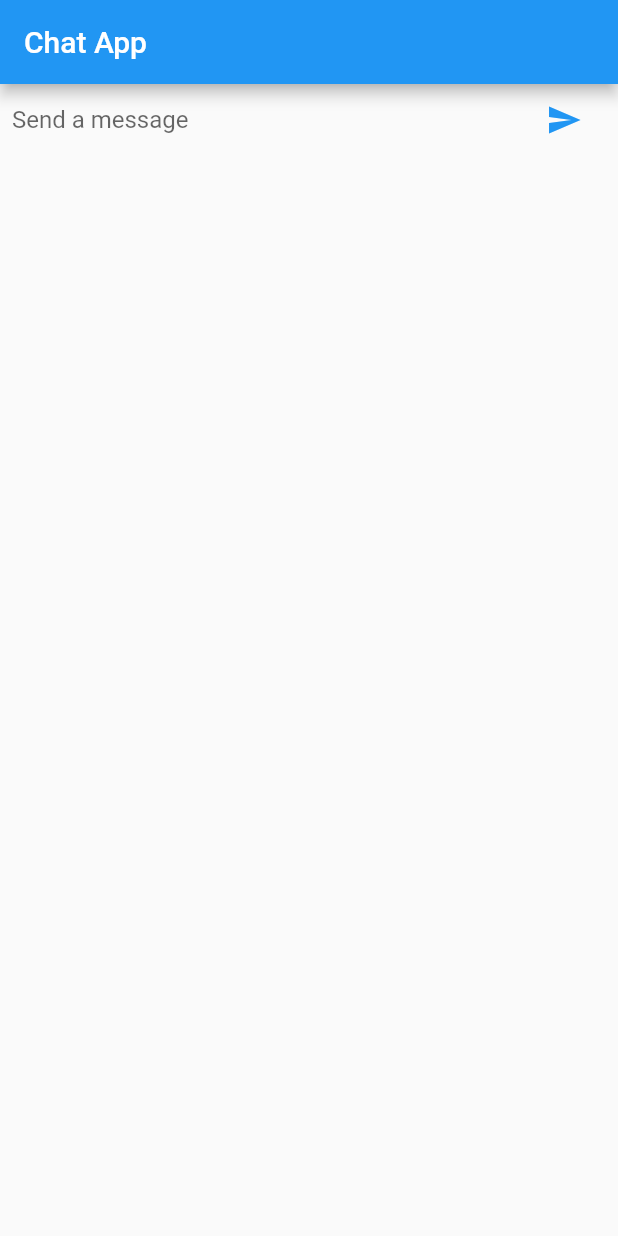
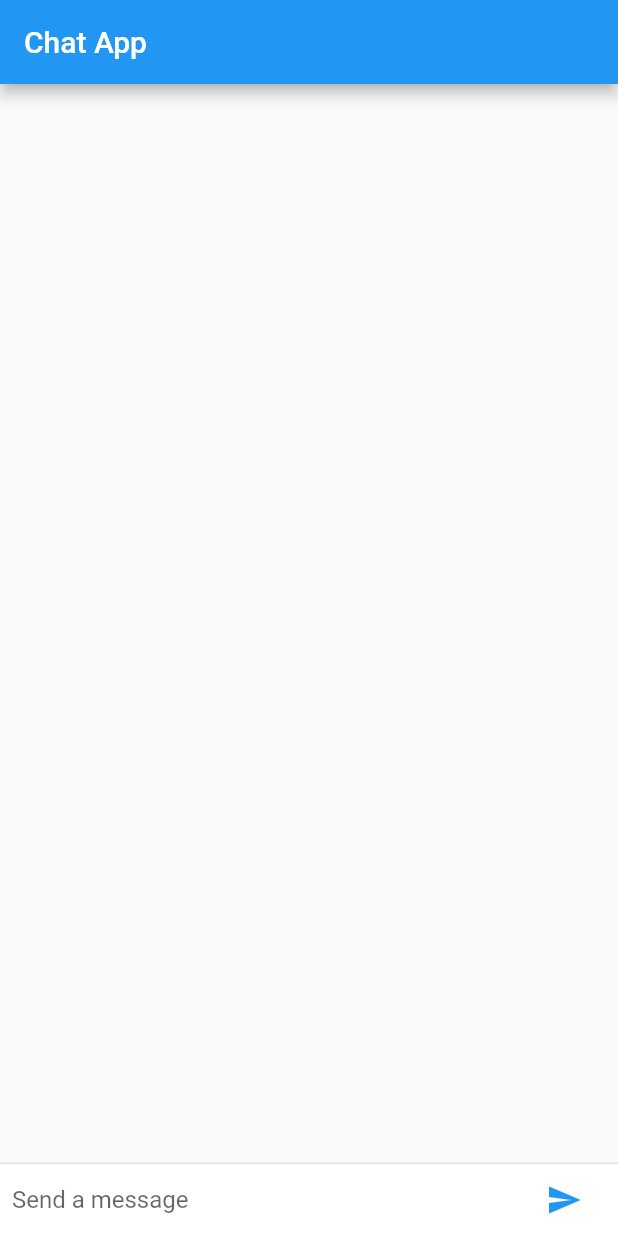
Before and after one commit to jayeshsadhwani99/flutterChatApp, a Flutter app: the screen it shows after launch, on a phone screen of 412 x 824 dp. Run offline on Flutter 3.47's test engine with Material 2 defaults, Android fonts, the phone set to English and light mode, and no system bars.

Commit message:
Demo completed

```diff
--- a/lib/chat_screen.dart
+++ b/lib/chat_screen.dart
@@ -11,6 +11,12 @@ class ChatScreenState extends State<ChatScreen> {
   final List<ChatMessage> _messages = <ChatMessage>[];
   void _handleSubmitted(String text) {
     _textController.clear();
+    ChatMessage message = new ChatMessage(
+      text: text,
+    );
+    setState(() {
+      _messages.insert(0, message);
+    });
   }
 
   Widget _textComposerWidget() {
@@ -31,11 +37,12 @@ class ChatScreenState extends State<ChatScreen> {
               ),
             ),
             new Container(
-                margin: const EdgeInsets.symmetric(horizontal: 4.0),
-                child: new IconButton(
-                  icon: new Icon(Icons.send),
-                  onPressed: () => _handleSubmitted(_textController.text),
-                )),
+              margin: const EdgeInsets.symmetric(horizontal: 4.0),
+              child: new IconButton(
+                icon: new Icon(Icons.send),
+                onPressed: () => _handleSubmitted(_textController.text),
+              ),
+            ),
           ],
         ),
       ),
@@ -44,6 +51,26 @@ class ChatScreenState extends State<ChatScreen> {
 
   @override
   Widget build(BuildContext context) {
-    return _textComposerWidget();
+    return new Column(
+      children: <Widget>[
+        new Flexible(
+          child: new ListView.builder(
+            padding: new EdgeInsets.all(8.0),
+            reverse: true,
+            itemBuilder: (_, int index) => _messages[index],
+            itemCount: _messages.length,
+          ),
+        ),
+        new Divider(
+          height: 1.0,
+        ),
+        new Container(
+          decoration: new BoxDecoration(
+            color: Theme.of(context).cardColor,
+          ),
+          child: _textComposerWidget(),
+        )
+      ],
+    );
   }
 }
```
